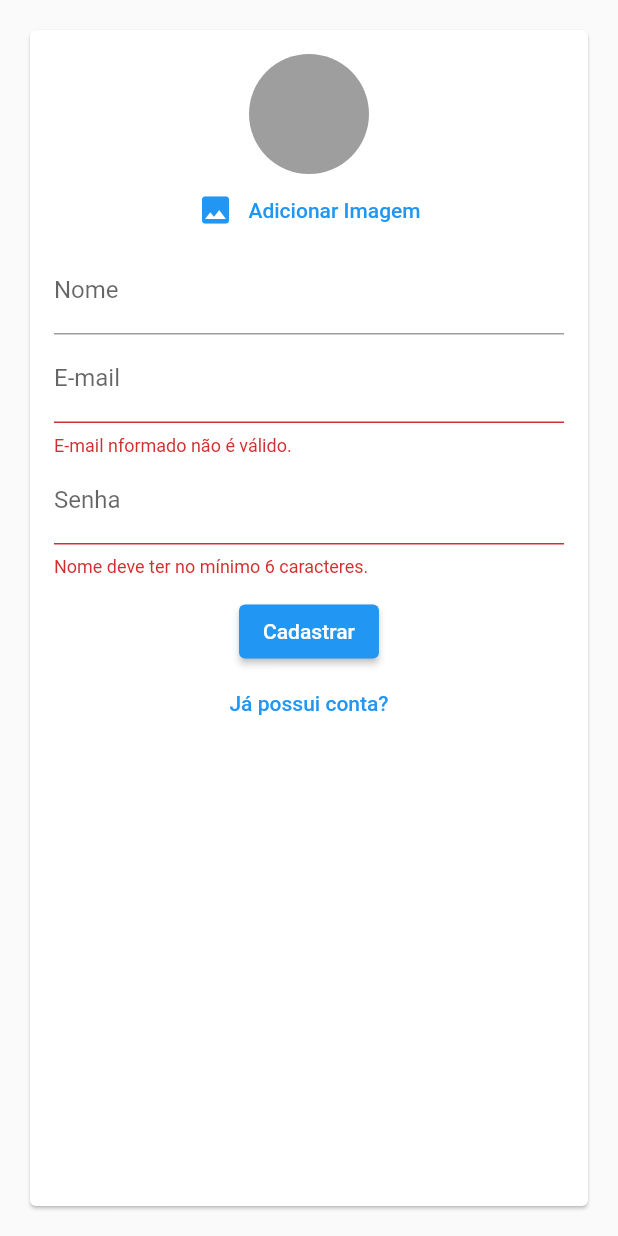
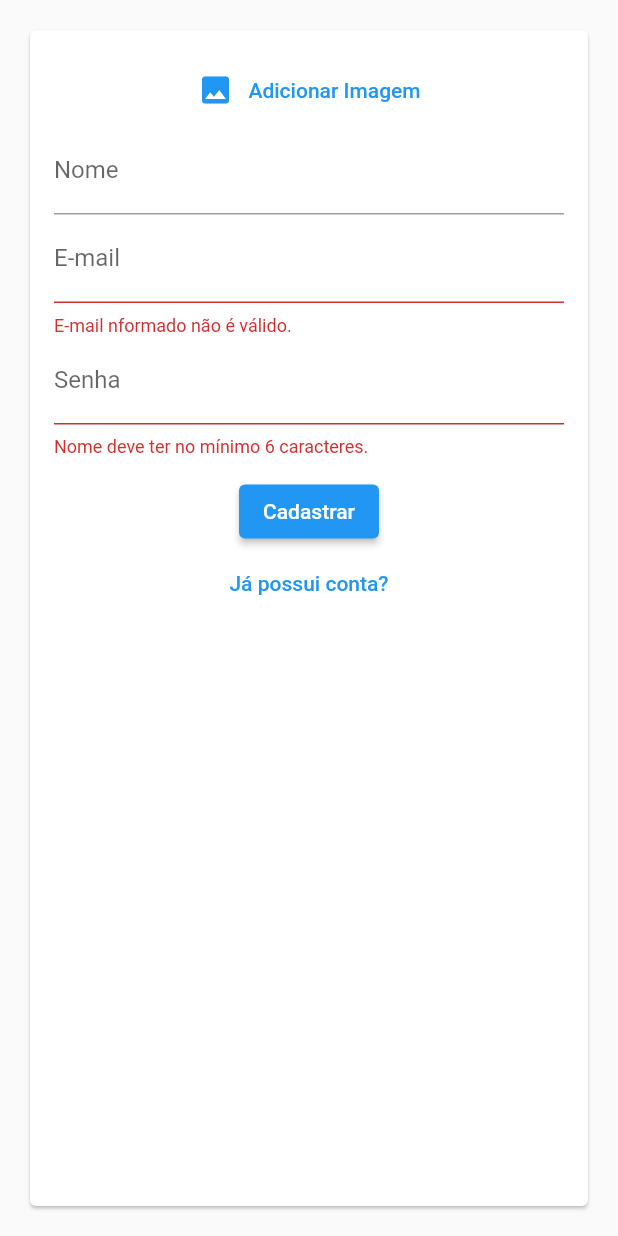
Before and after one commit to barrosDalex/FlutterIn, a Flutter app: the AuthForm widget shown alone on an empty page, opened directly with empty values, after a tap on "Entrar", after a tap on "Criar uma nova conta?", after a tap on "Adicionar Imagem", on a phone screen of 412 x 824 dp. Run offline on Flutter 3.47's test engine with Material 2 defaults, Android fonts, the phone set to English and light mode, and no system bars; our stand-ins replace file_picker, flip_card, shared_preferences; missing offline and left inert: shared_preferences_web; accounts and stored records are empty.

Commit message:
image fixed

```diff
--- a/places/lib/components/auth_form.dart
+++ b/places/lib/components/auth_form.dart
@@ -1,5 +1,6 @@
 import 'dart:io';
 
+import 'package:file_picker/file_picker.dart';
 import 'package:places/components/user_image_picker.dart';
 import 'package:places/core/models/auth_form_data.dart';
 import 'package:flutter/material.dart';
@@ -20,7 +21,7 @@ class _AuthFormState extends State<AuthForm> {
   final _formKey = GlobalKey<FormState>();
   final _formData = AuthFormData();
 
-  void _handleImagePick(File image) {
+  void _handleImagePick(PlatformFile image) {
     _formData.image = image;
   }
 
@@ -28,7 +29,7 @@ class _AuthFormState extends State<AuthForm> {
     ScaffoldMessenger.of(context).showSnackBar(
       SnackBar(
         content: Text(msg),
-        backgroundColor: Theme.of(context).errorColor,
+        backgroundColor: Theme.of(context).primaryColor,
       ),
     );
   }
--- a/places/lib/components/user_image_picker.dart
+++ b/places/lib/components/user_image_picker.dart
@@ -1,10 +1,11 @@
 import 'dart:io';
+import 'dart:typed_data';
 
+import 'package:file_picker/file_picker.dart';
 import 'package:flutter/material.dart';
-import 'package:image_picker/image_picker.dart';
 
 class UserImagePicker extends StatefulWidget {
-  final void Function(File image) onImagePick;
+  final void Function(PlatformFile image) onImagePick;
 
   const UserImagePicker({
     super.key,
@@ -17,21 +18,38 @@ class UserImagePicker extends StatefulWidget {
 
 class _UserImagePickerState extends State<UserImagePicker> {
   File? _image;
+  PlatformFile? _imageFile;
 
   Future<void> _pickImage() async {
-    final picker = ImagePicker();
+/*     final picker = ImagePicker();
     final pickedImage = await picker.pickImage(
       source: ImageSource.gallery,
       imageQuality: 50,
       maxWidth: 150,
-    );
+    ); */
 
-    if (pickedImage != null) {
+    try {
+      // Pick an image file using file_picker package
+      FilePickerResult? result = await FilePicker.platform.pickFiles(
+        type: FileType.image,
+      );
+
+      // If user cancels the picker, do nothing
+      if (result == null) return;
+
+      // If user picks an image, update the state with the new image file
       setState(() {
-        _image = File(pickedImage.path);
+        _imageFile = result.files.first;
       });
 
-      widget.onImagePick(_image!);
+      widget.onImagePick(_imageFile!);
+    } catch (e) {
+      // If there is an error, show a snackbar with the error message
+      ScaffoldMessenger.of(context).showSnackBar(
+        SnackBar(
+          content: Text(e.toString()),
+        ),
+      );
     }
   }
 
@@ -39,16 +57,18 @@ class _UserImagePickerState extends State<UserImagePicker> {
   Widget build(BuildContext context) {
     return Column(
       children: [
-        CircleAvatar(
-          radius: 40,
-          backgroundColor: Colors.grey,
-          backgroundImage: _image != null ? FileImage(_image!) : null,
-        ),
+        if (_imageFile != null)
+          Image.memory(
+            Uint8List.fromList(_imageFile!.bytes!),
+            width: 100,
+            height: 100,
+            fit: BoxFit.fill,
+          ),
         TextButton(
           onPressed: _pickImage,
-          child: Row(
+          child: const Row(
             mainAxisAlignment: MainAxisAlignment.center,
-            children: const [
+            children: [
               Icon(
                 Icons.image,
               ),
--- a/places/lib/core/models/auth_form_data.dart
+++ b/places/lib/core/models/auth_form_data.dart
@@ -1,4 +1,6 @@
 import 'dart:io';
+
+import 'package:file_picker/file_picker.dart';
 
 enum AuthMode { signup, login }
 
@@ -6,7 +8,7 @@ class AuthFormData {
   String name = '';
   String email = '';
   String password = '';
-  File? image;
+  PlatformFile? image;
   AuthMode _mode = AuthMode.login;
 
   bool get isLogin {
--- a/places/lib/core/services/auth/auth_mock_service.dart
+++ b/places/lib/core/services/auth/auth_mock_service.dart
@@ -1,6 +1,7 @@
 import 'dart:io';
 import 'dart:async';
 import 'dart:math';
+import 'package:file_picker/file_picker.dart';
 import 'package:places/core/models/chat_user.dart';
 import 'package:places/core/services/auth/auth_service.dart';
 
@@ -37,7 +38,7 @@ class AuthMockService implements AuthService {
     String name,
     String email,
     String password,
-    File? image,
+    PlatformFile? image,
   ) async {
     final newUser = ChatUser(
       id: Random().nextDouble().toString(),
--- a/places/lib/core/services/auth/auth_service.dart
+++ b/places/lib/core/services/auth/auth_service.dart
@@ -1,4 +1,5 @@
 import 'dart:io';
+import 'package:file_picker/file_picker.dart';
 import 'package:places/core/models/chat_user.dart';
 import 'package:places/core/services/auth/auth_mock_service.dart';
 
@@ -11,7 +12,7 @@ abstract class AuthService {
     String name,
     String email,
     String password,
-    File? image,
+    PlatformFile? image,
   );
 
   Future<void> login(
--- a/places/pubspec.yaml
+++ b/places/pubspec.yaml
@@ -35,6 +35,7 @@ dependencies:
   # Use with the CupertinoIcons class for iOS style icons.
   cupertino_icons: ^1.0.2
   image_picker: ^0.8.5+3
+  file_picker: ^6.0.0
 
 dev_dependencies:
   flutter_test:
```
Also changed, not shown: places/pubspec.lock.
